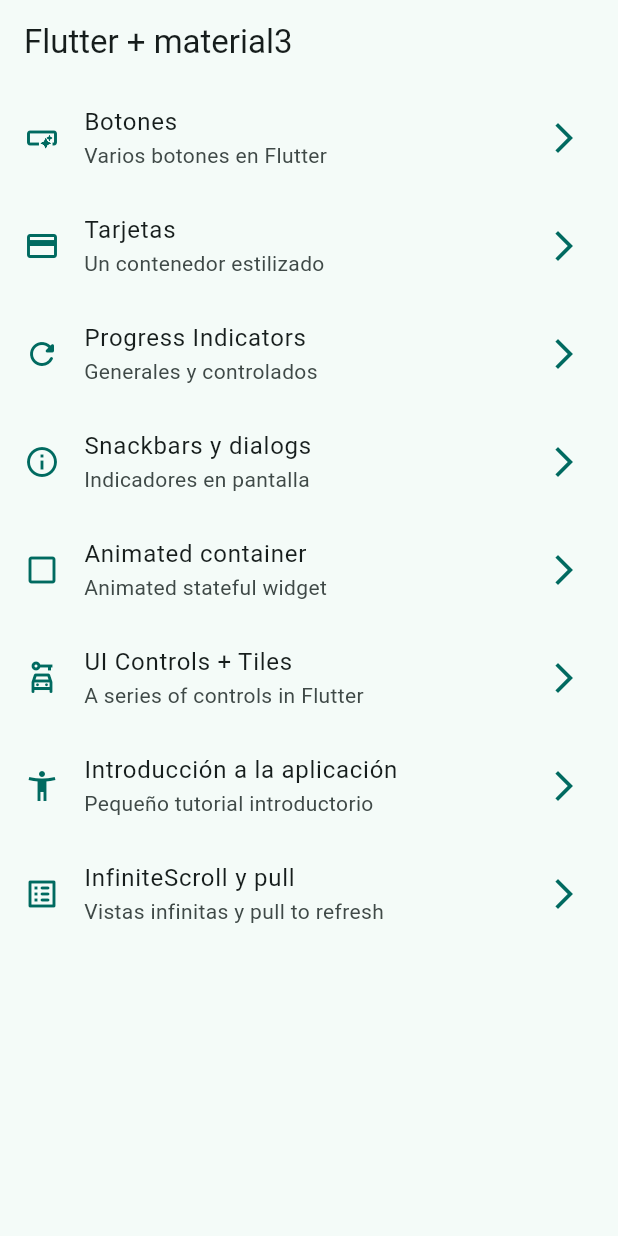
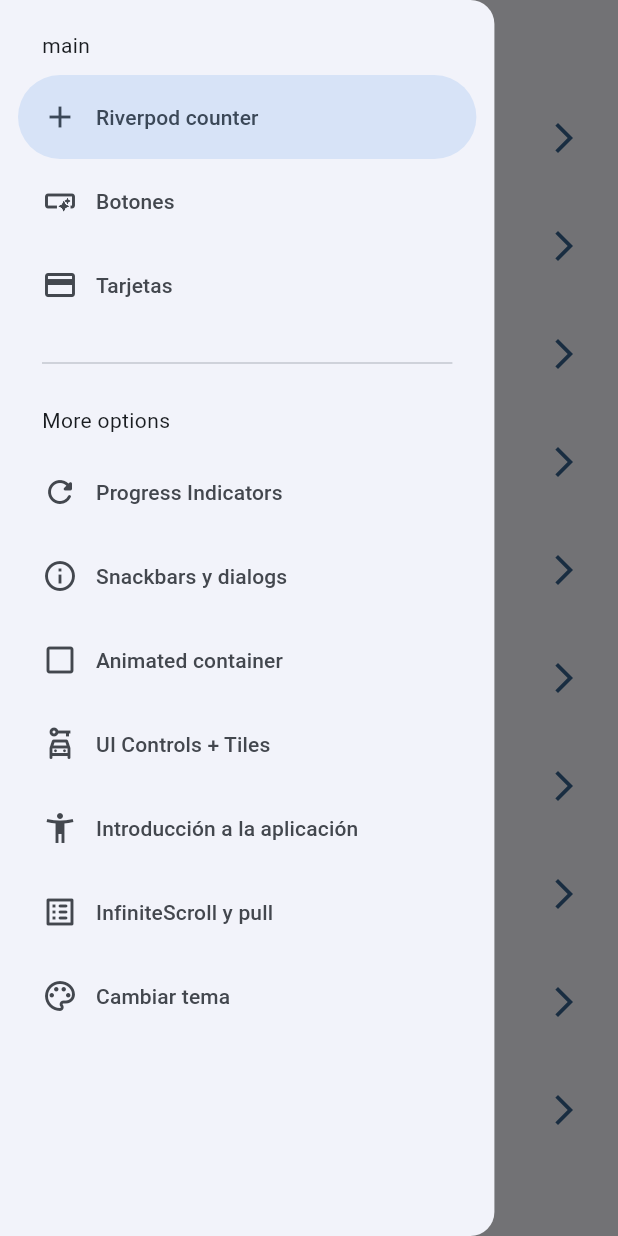
Before and after one commit to GabrielR19-G2/widgets_app, a Flutter app: the screen it shows after launch, with the side drawer open (before the commit the screen has no drawer), on a phone screen of 412 x 824 dp. Run offline on Flutter 3.47's test engine with Material 3 defaults, Android fonts, the phone set to English and light mode, and no system bars; our stand-ins replace animate_do, flutter_riverpod, go_router.

Commit message:
before stateNotifier

```diff
--- a/lib/config/menu/menu_items.dart
+++ b/lib/config/menu/menu_items.dart
@@ -18,6 +18,11 @@ class MenuItem {
 }
 
 const appMenuItems = <MenuItem>[
+  MenuItem(
+      title: 'Riverpod counter',
+      subTitle: 'Introducción a riverpod',
+      link: '/counter_screen',
+      icon: Icons.add_outlined),
   MenuItem(
       title: 'Botones',
       subTitle: 'Varios botones en Flutter',
@@ -58,4 +63,9 @@ const appMenuItems = <MenuItem>[
       subTitle: 'Vistas infinitas y pull to refresh',
       link: '/infinite',
       icon: Icons.list_alt_rounded),
+  MenuItem(
+      title: 'Cambiar tema',
+      subTitle: 'Cambiar tema de la aplicación',
+      link: '/theme-changer',
+      icon: Icons.color_lens_outlined),
 ];
--- a/lib/config/router/app_router.dart
+++ b/lib/config/router/app_router.dart
@@ -51,5 +51,15 @@ final appRouter = GoRouter(
       name: InfiniteScrollScreen.name,
       builder: (context, state) => const InfiniteScrollScreen(),
     ),
+    GoRoute(
+      path: '/counter_screen',
+      name: CounterScreen.name,
+      builder: (context, state) => const CounterScreen(),
+    ),
+    GoRoute(
+      path: '/theme-changer',
+      name: ThemeChangerScreen.name,
+      builder: (context, state) => const ThemeChangerScreen(),
+    ),
   ],
 );
--- a/lib/config/theme/app_theme.dart
+++ b/lib/config/theme/app_theme.dart
@@ -16,9 +16,10 @@ const colorList = <Color>[
 ///Para los estilos de la aplicación
 class AppTheme {
   final int selectedColor;
+  final bool isDarkMode;
 
   ///Para asegurarnos que no seleccionen un color que no se encuentra
-  AppTheme({this.selectedColor = 0})
+  AppTheme({this.selectedColor = 0, this.isDarkMode = false})
       : assert(selectedColor >= 0, 'Selected color must be greater then 0'),
         assert(selectedColor < colorList.length,
             'Selected color must be less or equal than ${colorList.length - 1}');
@@ -26,6 +27,7 @@ class AppTheme {
   /// Para aplicar el tema
   ThemeData getTheme() => ThemeData(
       useMaterial3: true,
+      brightness: isDarkMode ? Brightness.dark : Brightness.light,
       colorSchemeSeed: colorList[selectedColor],
 
       ///Configuración por defecto de los appbar
--- a/lib/main.dart
+++ b/lib/main.dart
@@ -1,20 +1,31 @@
 import 'package:flutter/material.dart';
+import 'package:flutter_riverpod/flutter_riverpod.dart';
 import 'package:widgets_app/config/router/app_router.dart';
 import 'package:widgets_app/config/theme/app_theme.dart';
+import 'package:widgets_app/presentation/providers/theme_provider.dart';
 
 void main() {
-  runApp(const MainApp());
+  runApp(
+    // Mantiene referencia al estado de la aplicación
+    // Va a saber donde buscar cada uno de los providers que vamos creando
+    const ProviderScope(
+      child: MainApp(),
+    ),
+  );
 }
 
-class MainApp extends StatelessWidget {
+class MainApp extends ConsumerWidget {
   const MainApp({super.key});
 
   @override
-  Widget build(BuildContext context) {
+  Widget build(BuildContext context, WidgetRef ref) {
+    final isDarkMode = ref.watch(isDarkModeProvider);
+    final int selectedColor = ref.watch(selectedColorProvider);
     return MaterialApp.router(
       title: 'Flutter Widgets',
       debugShowCheckedModeBanner: false,
-      theme: AppTheme(selectedColor: 1).getTheme(),
+      theme: AppTheme(selectedColor: selectedColor, isDarkMode: isDarkMode)
+          .getTheme(),
       routerConfig: appRouter,
     );
   }
--- /dev/null
+++ b/lib/presentation/providers/counter_provider.dart
@@ -0,0 +1,5 @@
+import 'package:flutter_riverpod/flutter_riverpod.dart';
+
+// Proveedor de un estado, pequeña pieza de información de nuestra app (Nuestro tema, estado de una clase. etc)
+// Referencia
+final counterProvider = StateProvider((ref) => 5);
--- /dev/null
+++ b/lib/presentation/providers/theme_provider.dart
@@ -0,0 +1,13 @@
+import 'package:flutter_riverpod/flutter_riverpod.dart';
+import 'package:widgets_app/config/theme/app_theme.dart';
+// TODO -> Crear estado para manejar un bool
+// final counterProvider = StateProvider((ref) => 5);
+
+final isDarkModeProvider = StateProvider((ref) => false);
+
+/// Provider que no se puede cambiar
+/// Listado de colores inmutable (no cambia)
+final colorsListProvider = Provider((ref) => colorList);
+
+///Provider para saber cuál es el color seleccionado
+final selectedColorProvider = StateProvider((ref) => 0);
--- a/lib/presentation/screens/home/home_screen.dart
+++ b/lib/presentation/screens/home/home_screen.dart
@@ -1,6 +1,7 @@
 import 'package:flutter/material.dart';
 import 'package:go_router/go_router.dart';
 import 'package:widgets_app/config/menu/menu_items.dart';
+import 'package:widgets_app/presentation/widgets/side_menu.dart';
 
 class HomeScreen extends StatelessWidget {
   static const name = 'home_screen';
@@ -9,12 +10,20 @@ class HomeScreen extends StatelessWidget {
 
   @override
   Widget build(BuildContext context) {
+    // Hecho aquí porque es stateless y no se vuelve a crear
+    //Mantiene el scaffold state
+    final GlobalKey<ScaffoldState> scaffoldKey = GlobalKey<ScaffoldState>();
     return Scaffold(
-      appBar: AppBar(
-        title: const Text('Flutter + material3'),
-      ),
-      body: const _HomeView(),
-    );
+        // tiene referencia al estado actual del scaffold
+        key: scaffoldKey,
+        appBar: AppBar(
+          title: const Text('Flutter + material3'),
+        ),
+        body: const _HomeView(),
+        drawerEdgeDragWidth: MediaQuery.of(context).size.width / 2,
+        drawer: SideMenu(
+          scaffoldKey: scaffoldKey,
+        ));
   }
 }
 
--- a/lib/presentation/screens/screens.dart
+++ b/lib/presentation/screens/screens.dart
@@ -3,8 +3,10 @@ export 'package:widgets_app/presentation/screens/animated/animated_screen.dart';
 export 'package:widgets_app/presentation/screens/app_tutorial/app_tutorial_screen.dart';
 export 'package:widgets_app/presentation/screens/buttons/buttons_screen.dart';
 export 'package:widgets_app/presentation/screens/cards/cards_screen.dart';
+export 'package:widgets_app/presentation/screens/counter/counter_screen.dart';
 export 'package:widgets_app/presentation/screens/home/home_screen.dart';
 export 'package:widgets_app/presentation/screens/infinite_scroll/infinite_scroll_screen.dart';
 export 'package:widgets_app/presentation/screens/progress/progress_screen.dart';
 export 'package:widgets_app/presentation/screens/snackbar/snack_screen.dart';
+export 'package:widgets_app/presentation/screens/theme_changer/theme_changer_screen.dart';
 export 'package:widgets_app/presentation/screens/ui_controls/ui_controls_screen.dart';
--- /dev/null
+++ b/lib/presentation/widgets/side_menu.dart
@@ -0,0 +1,72 @@
+import 'package:flutter/material.dart';
+import 'package:go_router/go_router.dart';
+import 'package:widgets_app/config/menu/menu_items.dart';
+
+class SideMenu extends StatefulWidget {
+  final GlobalKey<ScaffoldState> scaffoldKey;
+  const SideMenu({super.key, required this.scaffoldKey});
+
+  @override
+  State<SideMenu> createState() => _SideMenuState();
+}
+
+class _SideMenuState extends State<SideMenu> {
+  // Para saber que opción fue la seleccionado
+  int navDrawerIndex = 0;
+
+  @override
+  Widget build(BuildContext context) {
+    // determinando si tiene notch, cuánto es el padding en alguna dirección
+    final hasNotch = MediaQuery.of(context).viewPadding.top > 35;
+    return SizedBox(
+      width: MediaQuery.of(context).size.width / 1.25,
+      child: NavigationDrawer(
+        selectedIndex: navDrawerIndex,
+        onDestinationSelected: (value) {
+          // nuevo indice que queremos
+          setState(() {
+            navDrawerIndex = value;
+          });
+
+          final menuItems = appMenuItems[value];
+          context.push(menuItems.link);
+          // Cerrando el drawer
+          widget.scaffoldKey.currentState?.closeDrawer();
+        },
+        children: <Widget>[
+          Padding(
+              padding: EdgeInsets.fromLTRB(28, hasNotch ? 0 : 20, 16, 10),
+              child: const Text('main')),
+          // spread operator
+          ...appMenuItems.sublist(0, 3).map(
+                (item) => NavigationDrawerDestination(
+                  icon: Icon(item.icon),
+                  label: Text(item.title),
+                ),
+              ),
+          const Padding(
+            padding: EdgeInsets.fromLTRB(28, 16, 28, 10),
+            child: Divider(),
+          ),
+          const Padding(
+            padding: EdgeInsets.fromLTRB(28, 10, 16, 10),
+            child: Text('More options'),
+          ),
+          ...appMenuItems.sublist(3).map(
+                (item) => NavigationDrawerDestination(
+                  icon: Icon(item.icon),
+                  label: Text(item.title),
+                ),
+              ),
+
+          // clonar y
+          // Construyendo las opciones del menú
+          // const NavigationDrawerDestination(
+          //   icon: Icon(Icons.add),
+          //   label: Text('Home Screen'),
+          // ),
+        ],
+      ),
+    );
+  }
+}
--- a/pubspec.yaml
+++ b/pubspec.yaml
@@ -10,6 +10,7 @@ dependencies:
   animate_do: ^3.3.4
   flutter:
     sdk: flutter
+  flutter_riverpod: ^2.6.1
   go_router: ^14.6.2
 
 dev_dependencies:
```
Also changed, not shown: lib/presentation/screens/counter/counter_screen.dart (added, +50 -0 lines), lib/presentation/screens/theme_changer/theme_changer_screen.dart (added, +61 -0 lines), pubspec.lock.
